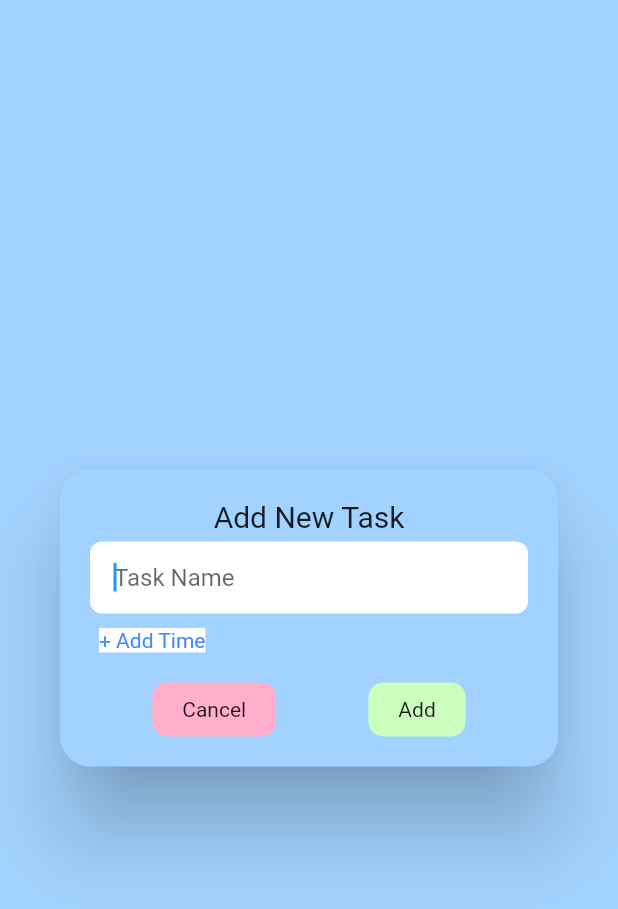
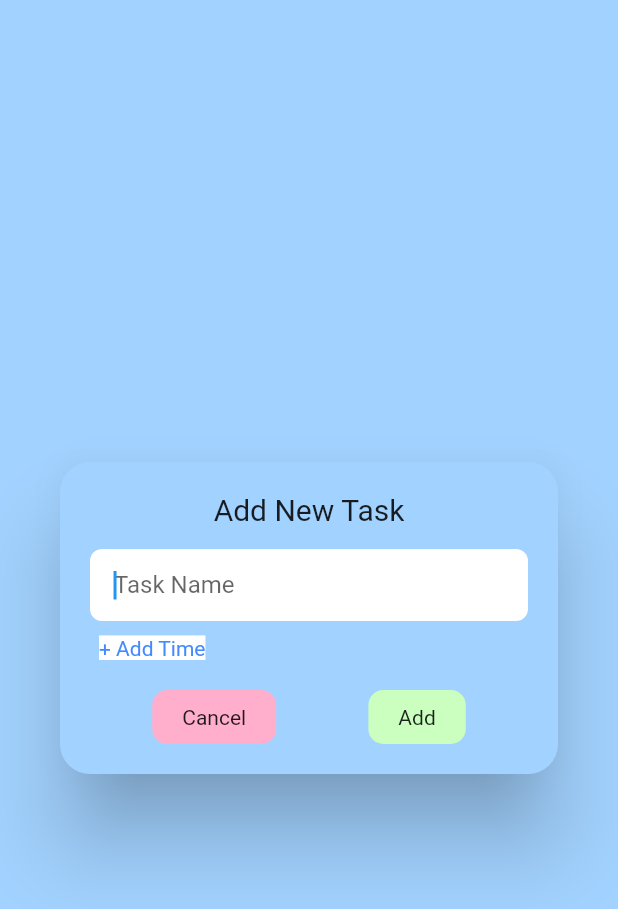
Before and after one commit to Bug-Too/CollabTasks, a Flutter app: the WidgetDialog widget shown alone on an empty page, opened directly, on a phone screen of 412 x 824 dp. Shown: the top 909 px of the screen. Run offline on Flutter 3.47's test engine with Material 2 defaults, Android fonts, the phone set to English and light mode, and no system bars; our stand-ins replace dotted_border, email_validator.

Commit message:
add style and spacing

```diff
--- a/lib/widget_dialog.dart
+++ b/lib/widget_dialog.dart
@@ -42,6 +42,7 @@ class _WidgetDialogState extends State<WidgetDialog> {
             widget.title,
             style: TextStyle(fontSize: 20),
           ),
+          SizedBox(height: 10),
           // Container(
           //   margin: EdgeInsets.fromLTRB(20, 10, 20, 0),
           //   child: profileBox(widget.imageURLlist),
```
Also changed, not shown: lib/schedule_task.dart (+5 -2 lines).
